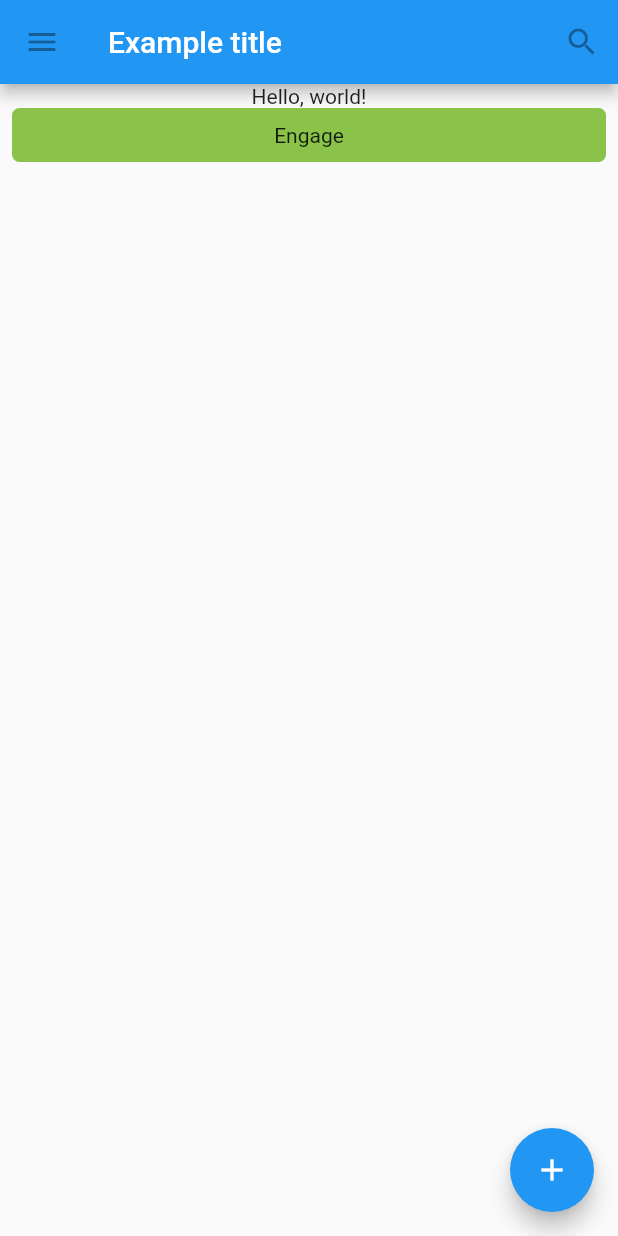
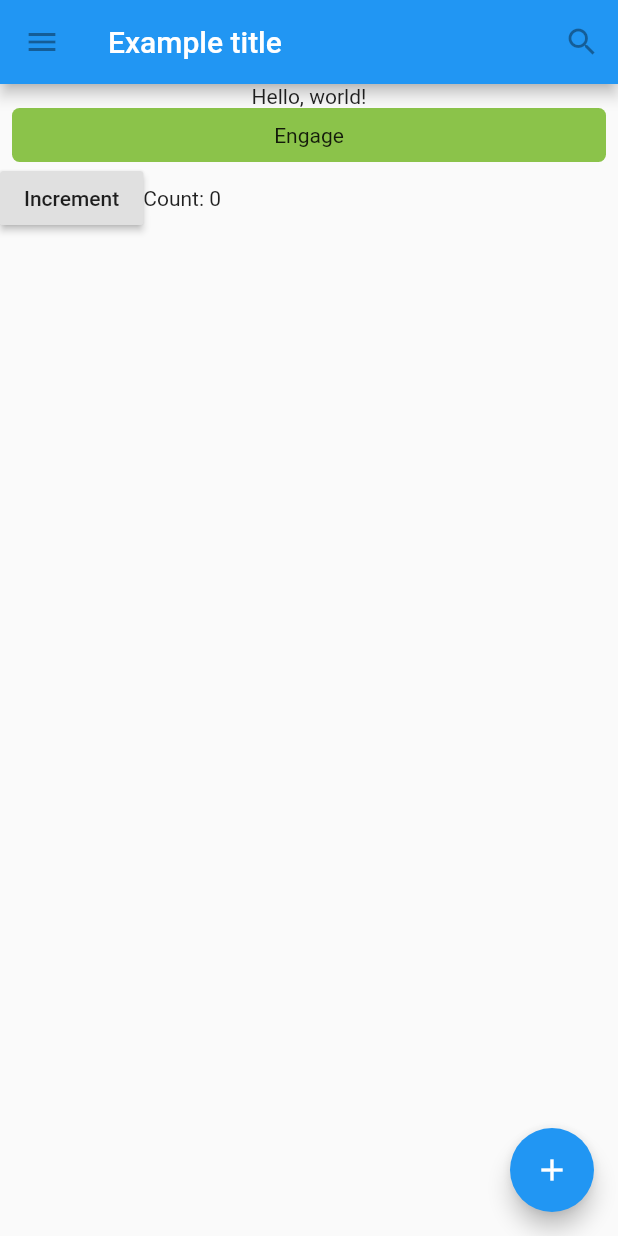
Before and after one commit to hyejin-1010/flutter-study, a Flutter app: the screen it shows after launch, on a phone screen of 412 x 824 dp. Run offline on Flutter 3.47's test engine with Material 2 defaults, Android fonts, the light colour scheme and no system bars.

Commit message:
feat: Changing widgets in response to input

```diff
--- a/widget_test/lib/main.dart
+++ b/widget_test/lib/main.dart
@@ -28,7 +28,8 @@ class TutorialHome extends StatelessWidget {
           Center(
             child: Text('Hello, world!'),
           ),
-          MyButton()
+          MyButton(),
+          Counter()
         ],
       ),
       floatingActionButton: FloatingActionButton(
@@ -62,3 +63,31 @@ class MyButton extends StatelessWidget {
     );
   }
 }
+
+class Counter extends StatefulWidget {
+  @override
+  _CounterState createState() => _CounterState();
+}
+
+class _CounterState extends State<Counter> {
+  int _counter = 0;
+
+  void _increment() {
+    setState(() {
+      _counter++;
+    });
+  }
+
+  @override
+  Widget build(BuildContext context) {
+    return Row(
+      children: <Widget>[
+        RaisedButton(
+          child: Text('Increment'),
+          onPressed: _increment,
+        ),
+        Text('Count: $_counter')
+      ],
+    );
+  }
+}
```
